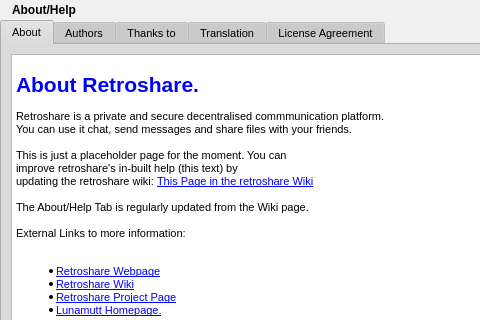
This is rs-Qt-gui/src/gui/HelpDialog.ui in autoscatto/retroshare as Qt 5 draws it before an edit; both pictures show x 0 to 480 and y 0 to 320 of the 698 by 501 pixel window. The edited form follows.
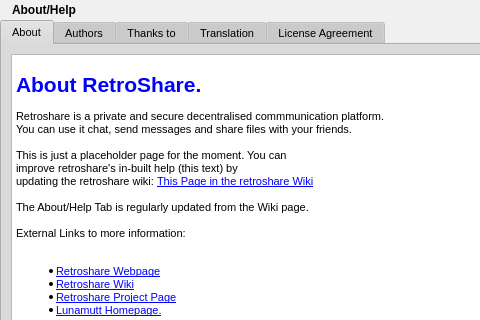
This is the edited form. Icons and pictures are not drawn.

The edit to the form file:
```diff
--- a/rs-Qt-gui/src/gui/HelpDialog.ui
+++ b/rs-Qt-gui/src/gui/HelpDialog.ui
@@ -530,7 +530,7 @@
 p, li { white-space: pre-wrap; }
 &lt;/style>&lt;/head>&lt;body style=" font-family:'Arial'; font-size:8pt; font-weight:400; font-style:normal; text-decoration:none;">
 &lt;p style="-qt-paragraph-type:empty; margin-top:0px; margin-bottom:0px; margin-left:0px; margin-right:0px; -qt-block-indent:0; text-indent:0px;">&lt;/p>
-&lt;p style=" margin-top:0px; margin-bottom:0px; margin-left:0px; margin-right:0px; -qt-block-indent:0; text-indent:0px; font-size:large; font-weight:600; text-decoration: underline; color:#0000ff;">&lt;span style=" font-size:xx-large; text-decoration:none;">About Retroshare.&lt;/span>&lt;/p>
+&lt;p style=" margin-top:0px; margin-bottom:0px; margin-left:0px; margin-right:0px; -qt-block-indent:0; text-indent:0px; font-size:large; font-weight:600; text-decoration: underline; color:#0000ff;">&lt;span style=" font-size:xx-large; text-decoration:none;">About RetroShare.&lt;/span>&lt;/p>
 &lt;p style=" margin-top:0px; margin-bottom:0px; margin-left:0px; margin-right:0px; -qt-block-indent:0; text-indent:0px;">&lt;br />Retroshare is a private and secure decentralised commmunication platform.&lt;br />You can use it chat, send messages and share files with your friends.&lt;br />&lt;br />This is just a placeholder page for the moment. You can&lt;br />improve retroshare's in-built help (this text) by&lt;br />updating the retroshare wiki: &lt;a href="http://retroshare.wiki.sourceforge.net/help_tab">&lt;span style=" text-decoration: underline; color:#0000ff;">This Page in the retroshare Wiki&lt;/span>&lt;/a>&lt;br />&lt;br />The About/Help Tab is regularly updated from the Wiki page.&lt;br />&lt;br />External Links to more information:&lt;br />&lt;/p>
 &lt;ul style="-qt-list-indent: 1;">&lt;li style=" margin-top:0px; margin-bottom:0px; margin-left:0px; margin-right:0px; -qt-block-indent:0; text-indent:0px;">&lt;a href="http://retroshare.sourceforge.net">&lt;span style=" text-decoration: underline; color:#0000ff;">Retroshare Webpage&lt;/span>&lt;/a>&lt;/li>
 &lt;li style=" margin-top:0px; margin-bottom:0px; margin-left:0px; margin-right:0px; -qt-block-indent:0; text-indent:0px;">&lt;a href="http://retroshare.wiki.sourceforge.net/">&lt;span style=" text-decoration: underline; color:#0000ff;">Retroshare Wiki&lt;/span>&lt;/a>&lt;/li>
```
